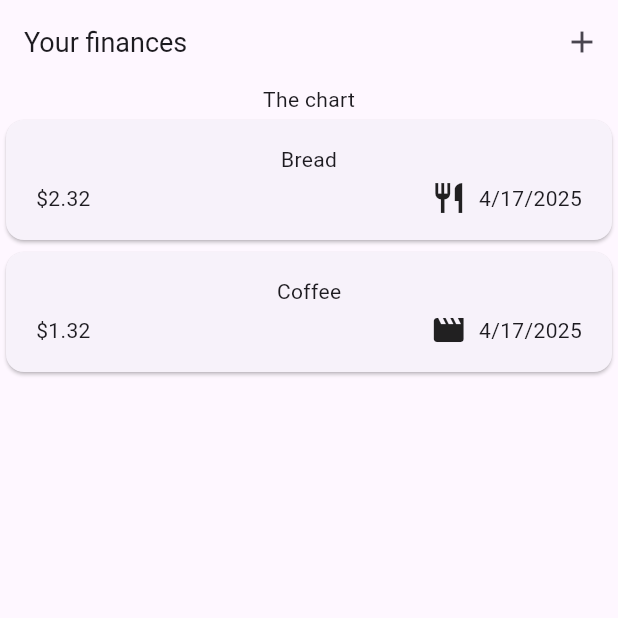
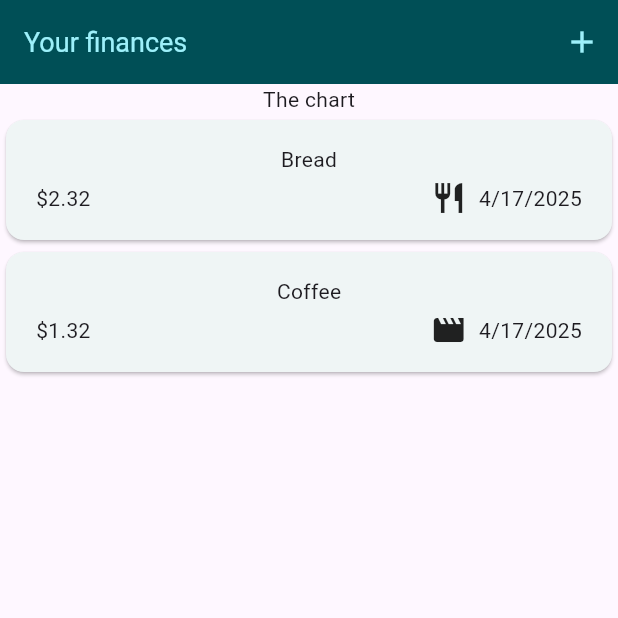
Before and after one commit to AdrianKnapp/finance-app, a Flutter app: the screen it shows after launch, on a phone screen of 412 x 824 dp, the top half of it. Run offline on Flutter 3.47's test engine with Material 3 defaults, Android fonts, the phone set to English and light mode, and no system bars.

Commit message:
feat(widgets): added theming

```diff
--- a/lib/main.dart
+++ b/lib/main.dart
@@ -1,5 +1,9 @@
 import 'package:flutter/material.dart';
 import 'package:finance_app/widgets/expenses.dart';
+
+var kColorScheme = ColorScheme.fromSeed(
+  seedColor: const Color.fromARGB(255, 107, 115, 116),
+);
 
 void main() {
   runApp(const MyApp());
@@ -12,6 +16,13 @@ class MyApp extends StatelessWidget {
   @override
   Widget build(BuildContext context) {
     return MaterialApp(
+      theme: ThemeData().copyWith(
+        colorScheme: kColorScheme,
+        appBarTheme: const AppBarTheme().copyWith(
+          backgroundColor: kColorScheme.onPrimaryContainer,
+          foregroundColor: kColorScheme.primaryContainer,
+        ),
+      ),
       home: const Expenses(),
     );
   }
```
